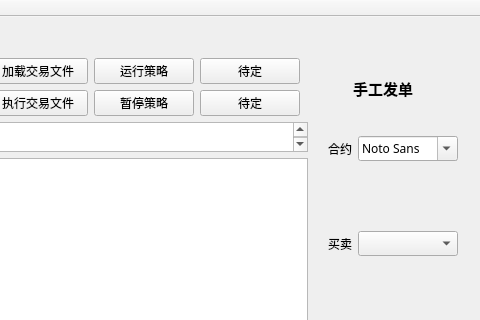
First picture: the form in mainwindow.ui, repository ssh352/zrhx_ctp, before the edit; both pictures show x 512 to 992 and y 0 to 320 of the 992 by 673 pixel window.
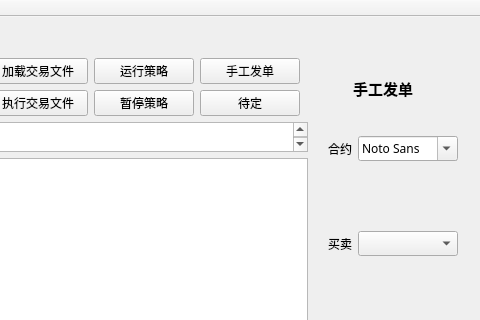
Second picture: the form after the edit.

Commit message: 可以界面发单

```diff
--- a/mainwindow.ui
+++ b/mainwindow.ui
@@ -317,7 +317,7 @@
                </font>
               </property>
               <property name="text">
-               <string>待定</string>
+               <string>手工发单</string>
               </property>
              </widget>
             </item>
```
The commit also changes 10 other files.
